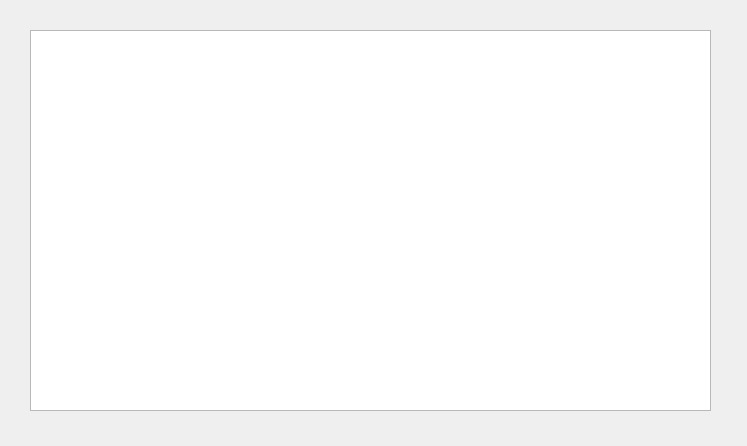
First picture: the form in resultswindow.ui, repository minno22/RugbyAnalyser, before the edit.
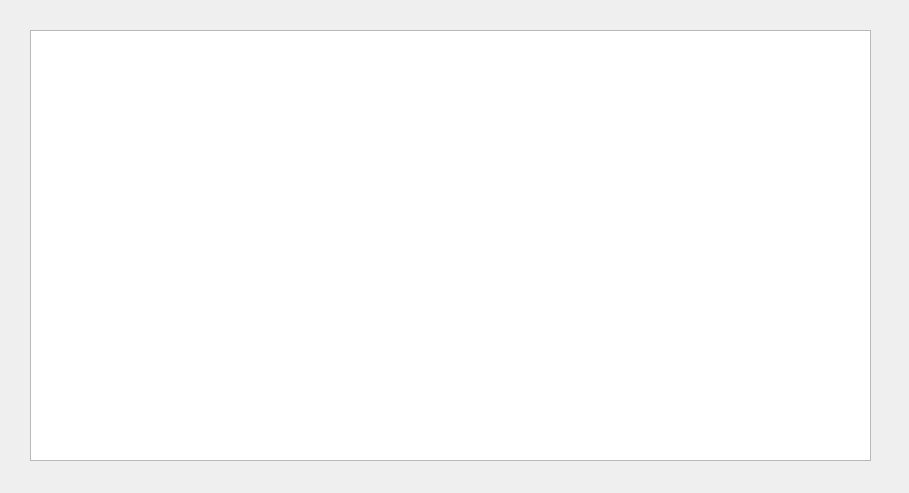
Second picture: the form after the edit.

The edit to the form file:
```diff
--- a/resultswindow.ui
+++ b/resultswindow.ui
@@ -6,8 +6,8 @@
    <rect>
     <x>0</x>
     <y>0</y>
-    <width>747</width>
-    <height>446</height>
+    <width>909</width>
+    <height>493</height>
    </rect>
   </property>
   <property name="windowTitle">
@@ -18,8 +18,8 @@
     <rect>
      <x>30</x>
      <y>30</y>
-     <width>681</width>
-     <height>381</height>
+     <width>841</width>
+     <height>431</height>
     </rect>
    </property>
   </widget>
```
